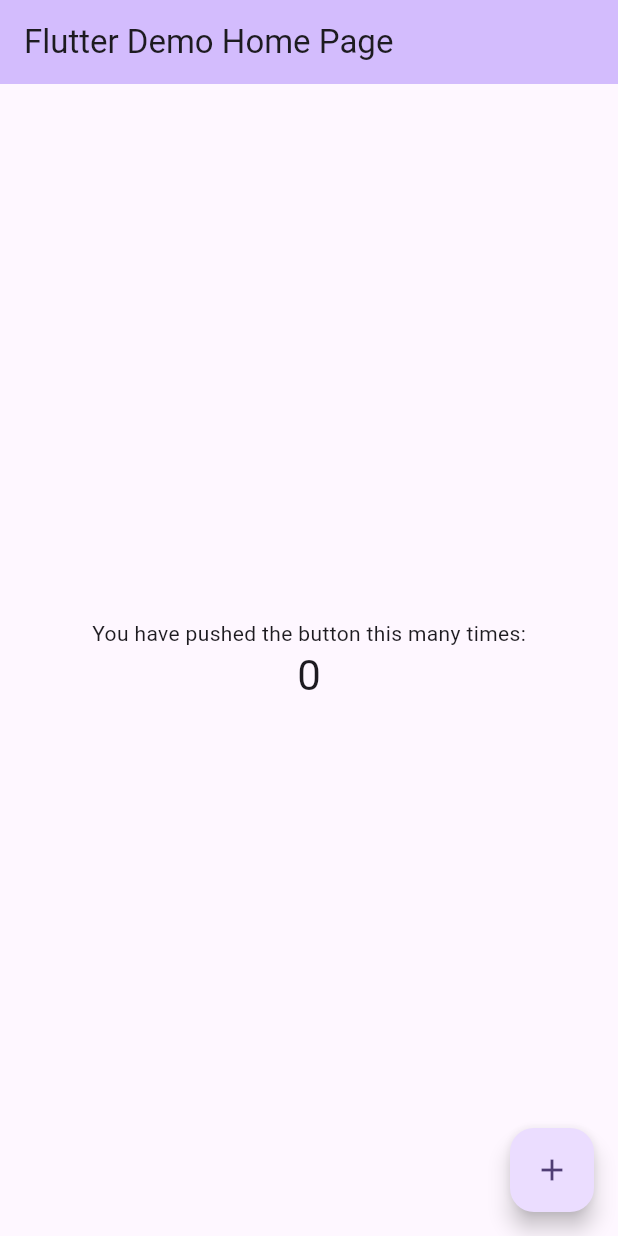
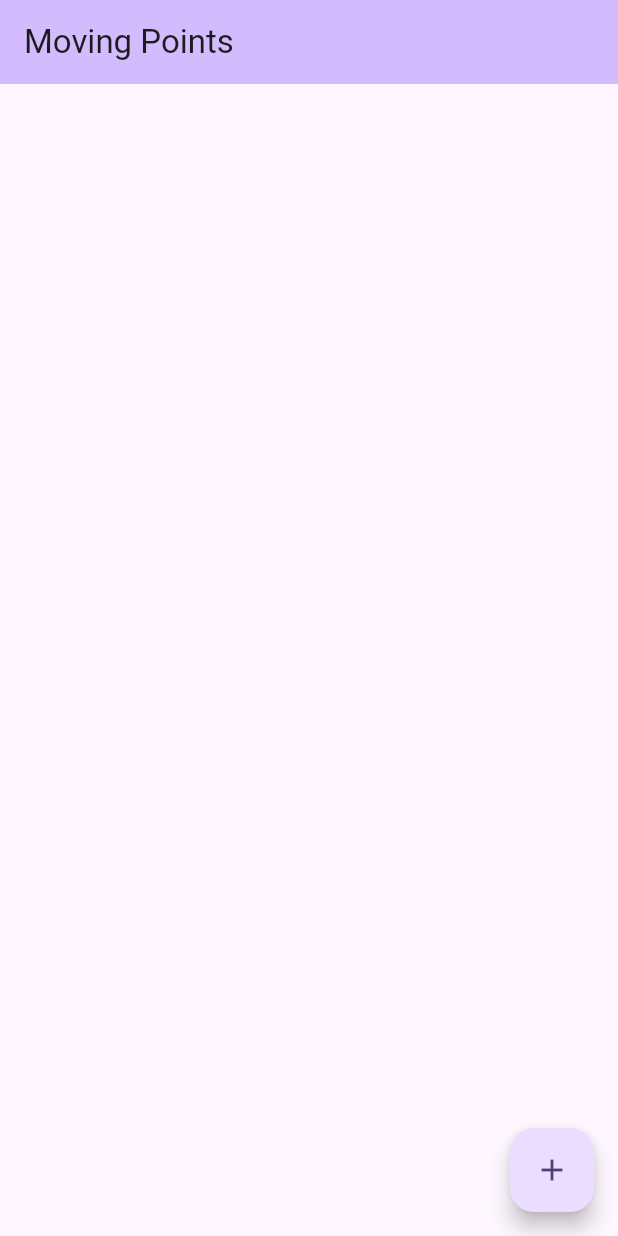
Before and after one commit to gillesbonnetpro/moving_points, a Flutter app: the screen it shows after launch, on a phone screen of 412 x 824 dp. Run offline on Flutter 3.47's test engine with Material 3 defaults, Android fonts, the light colour scheme and no system bars.

Commit message:
projet nettoyé

```diff
--- a/lib/main.dart
+++ b/lib/main.dart
@@ -13,40 +13,16 @@
     return MaterialApp(
       title: 'Flutter Demo',
       theme: ThemeData(
-        // This is the theme of your application.
-        //
-        // TRY THIS: Try running your application with "flutter run". You'll see
-        // the application has a purple toolbar. Then, without quitting the app,
-        // try changing the seedColor in the colorScheme below to Colors.green
-        // and then invoke "hot reload" (save your changes or press the "hot
-        // reload" button in a Flutter-supported IDE, or press "r" if you used
-        // the command line to start the app).
-        //
-        // Notice that the counter didn't reset back to zero; the application
-        // state is not lost during the reload. To reset the state, use hot
-        // restart instead.
-        //
-        // This works for code too, not just values: Most code changes can be
-        // tested with just a hot reload.
         colorScheme: ColorScheme.fromSeed(seedColor: Colors.deepPurple),
         useMaterial3: true,
       ),
-      home: const MyHomePage(title: 'Flutter Demo Home Page'),
+      home: const MyHomePage(title: 'Moving Points'),
     );
   }
 }
 
 class MyHomePage extends StatefulWidget {
   const MyHomePage({super.key, required this.title});
-
-  // This widget is the home page of your application. It is stateful, meaning
-  // that it has a State object (defined below) that contains fields that affect
-  // how it looks.
-
-  // This class is the configuration for the state. It holds the values (in this
-  // case the title) provided by the parent (in this case the App widget) and
-  // used by the build method of the State. Fields in a Widget subclass are
-  // always marked "final".
 
   final String title;
 
@@ -55,71 +31,19 @@
 }
 
 class _MyHomePageState extends State<MyHomePage> {
-  int _counter = 0;
-
-  void _incrementCounter() {
-    setState(() {
-      // This call to setState tells the Flutter framework that something has
-      // changed in this State, which causes it to rerun the build method below
-      // so that the display can reflect the updated values. If we changed
-      // _counter without calling setState(), then the build method would not be
-      // called again, and so nothing would appear to happen.
-      _counter++;
-    });
-  }
-
   @override
   Widget build(BuildContext context) {
-    // This method is rerun every time setState is called, for instance as done
-    // by the _incrementCounter method above.
-    //
-    // The Flutter framework has been optimized to make rerunning build methods
-    // fast, so that you can just rebuild anything that needs updating rather
-    // than having to individually change instances of widgets.
     return Scaffold(
       appBar: AppBar(
-        // TRY THIS: Try changing the color here to a specific color (to
-        // Colors.amber, perhaps?) and trigger a hot reload to see the AppBar
-        // change color while the other colors stay the same.
         backgroundColor: Theme.of(context).colorScheme.inversePrimary,
-        // Here we take the value from the MyHomePage object that was created by
-        // the App.build method, and use it to set our appbar title.
         title: Text(widget.title),
       ),
-      body: Center(
-        // Center is a layout widget. It takes a single child and positions it
-        // in the middle of the parent.
-        child: Column(
-          // Column is also a layout widget. It takes a list of children and
-          // arranges them vertically. By default, it sizes itself to fit its
-          // children horizontally, and tries to be as tall as its parent.
-          //
-          // Column has various properties to control how it sizes itself and
-          // how it positions its children. Here we use mainAxisAlignment to
-          // center the children vertically; the main axis here is the vertical
-          // axis because Columns are vertical (the cross axis would be
-          // horizontal).
-          //
-          // TRY THIS: Invoke "debug painting" (choose the "Toggle Debug Paint"
-          // action in the IDE, or press "p" in the console), to see the
-          // wireframe for each widget.
-          mainAxisAlignment: MainAxisAlignment.center,
-          children: <Widget>[
-            const Text(
-              'You have pushed the button this many times:',
-            ),
-            Text(
-              '$_counter',
-              style: Theme.of(context).textTheme.headlineMedium,
-            ),
-          ],
-        ),
+      body: const SizedBox.expand(),
+      floatingActionButton: const FloatingActionButton(
+        onPressed: null,
+        tooltip: 'add point',
+        child: Icon(Icons.add),
       ),
-      floatingActionButton: FloatingActionButton(
-        onPressed: _incrementCounter,
-        tooltip: 'Increment',
-        child: const Icon(Icons.add),
-      ), // This trailing comma makes auto-formatting nicer for build methods.
     );
   }
 }
```
